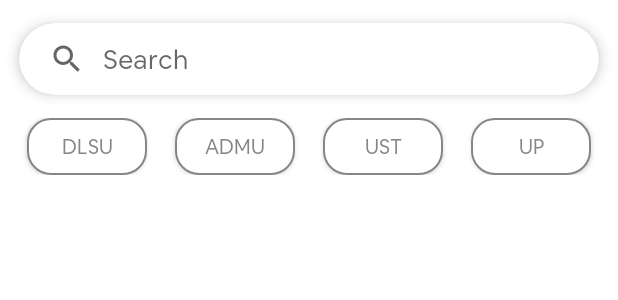
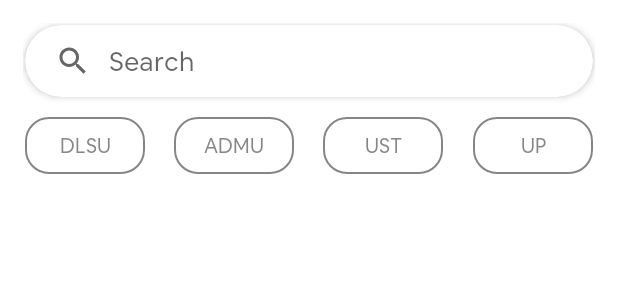
Before and after one commit to janc88/parent-condo-marketplace-app, an Android app: the layout fragment_explore.xml on its own in the app's theme, with its tools: preview values and no code run, on a phone screen of 412 x 824 dp. Shown: the top 300 px of the screen. Run offline under Robolectric (Android 15) with nearby library versions, the phone set to English and light mode, and no system bars.

Commit message:
make layout changes to explore fragment

```diff
--- a/app/src/main/res/layout/activity_listings.xml
+++ b/app/src/main/res/layout/activity_listings.xml
@@ -4,6 +4,7 @@
     xmlns:tools="http://schemas.android.com/tools"
     android:layout_width="match_parent"
     android:layout_height="match_parent"
+    android:layout_margin="15dp"
     tools:context=".ListingsActivity">
 
     <LinearLayout
@@ -18,11 +19,8 @@
             android:layout_width="match_parent"
             android:layout_height="wrap_content"
             android:orientation="horizontal"
-            android:layout_marginTop="10dp"
             android:layout_marginBottom="10dp"
-            android:gravity="center_vertical"
-            android:layout_marginLeft="23dp"
-            android:layout_marginRight="23dp">
+            android:gravity="center_vertical">
             <androidx.cardview.widget.CardView
                 android:id="@+id/btnBack"
                 android:layout_width="wrap_content"
--- a/app/src/main/res/layout/fragment_explore.xml
+++ b/app/src/main/res/layout/fragment_explore.xml
@@ -1,50 +1,43 @@
 <?xml version="1.0" encoding="utf-8"?>
-<androidx.constraintlayout.widget.ConstraintLayout xmlns:android="http://schemas.android.com/apk/res/android"
+<LinearLayout xmlns:android="http://schemas.android.com/apk/res/android"
     xmlns:app="http://schemas.android.com/apk/res-auto"
     xmlns:tools="http://schemas.android.com/tools"
     android:layout_width="match_parent"
     android:layout_height="match_parent"
+    android:layout_margin="15dp"
+    android:orientation="vertical"
     tools:context=".ExploreFragment">
 
 
     <com.google.android.material.card.MaterialCardView
         android:id="@+id/MaterialCardView"
-        android:layout_width="0dp"
+        android:layout_width="match_parent"
         android:layout_height="wrap_content"
         app:cardCornerRadius="25dp"
-        app:cardElevation="5dp"
-        app:cardUseCompatPadding="true"
-        app:layout_constraintStart_toStartOf="parent"
-        app:layout_constraintTop_toTopOf="parent"
-        app:layout_constraintEnd_toEndOf="parent">
+        app:cardElevation="3dp"
+        android:layout_margin="1dp"
+       >
 
         <androidx.appcompat.widget.SearchView
             android:id="@+id/svExplore"
             android:layout_width="match_parent"
             android:layout_height="wrap_content"
             app:iconifiedByDefault="false"
-            app:layout_constraintEnd_toEndOf="parent"
-            app:layout_constraintHorizontal_bias="0.494"
-            app:layout_constraintStart_toStartOf="parent"
-            app:layout_constraintTop_toTopOf="parent"
             app:queryBackground="@android:color/transparent"
             app:queryHint="Search" />
 
     </com.google.android.material.card.MaterialCardView>
 
 
-    <HorizontalScrollView
-        android:id="@+id/horizontalScrollView"
-        android:layout_width="wrap_content"
-        android:layout_height="wrap_content"
-        app:layout_constraintEnd_toEndOf="parent"
-        app:layout_constraintStart_toStartOf="parent"
-        app:layout_constraintTop_toBottomOf="@+id/MaterialCardView">
 
     <LinearLayout
-            android:layout_width="wrap_content"
+        android:layout_width="match_parent"
         android:layout_height="wrap_content"
         android:orientation="horizontal"
+        android:layout_marginTop="12dp"
+        android:layout_marginBottom="12dp"
+        android:layout_marginLeft="1dp"
+        android:layout_marginRight="1dp"
         >
 
         <ToggleButton
@@ -54,6 +47,7 @@
             android:background="@drawable/filter_button"
             android:textOff="DLSU"
             android:textOn="DLSU"
+            android:stateListAnimator="@null"
             android:textColor="@color/gray"
             android:textSize="13dp"
             android:checked="false"
@@ -63,8 +57,14 @@
             android:paddingBottom="10dp"
             android:paddingLeft="15dp"
             android:paddingRight="15dp"
-                android:layout_marginLeft="9dp"
-                android:layout_marginRight="9dp"/>
+        />
+
+        <Space
+            android:layout_width="0dp"
+            android:layout_height="1dp"
+            android:layout_weight="1" >
+        </Space>
+
 
         <ToggleButton
             android:id="@+id/btnADMU"
@@ -73,6 +73,7 @@
             android:background="@drawable/filter_button"
             android:textOff="ADMU"
             android:textOn="ADMU"
+            android:stateListAnimator="@null"
             android:textColor="@color/gray"
             android:textSize="13dp"
             android:checked="false"
@@ -82,8 +83,14 @@
             android:paddingBottom="10dp"
             android:paddingLeft="15dp"
             android:paddingRight="15dp"
-                android:layout_marginLeft="9dp"
-                android:layout_marginRight="9dp"/>
+        />
+
+        <Space
+            android:layout_width="0dp"
+            android:layout_height="1dp"
+            android:layout_weight="1" >
+        </Space>
+
 
         <ToggleButton
             android:id="@+id/btnUST"
@@ -92,6 +99,7 @@
             android:background="@drawable/filter_button"
             android:textOff="UST"
             android:textOn="UST"
+            android:stateListAnimator="@null"
             android:textColor="@color/gray"
             android:textSize="13dp"
             android:checked="false"
@@ -101,8 +109,14 @@
             android:paddingBottom="10dp"
             android:paddingLeft="15dp"
             android:paddingRight="15dp"
-                android:layout_marginLeft="9dp"
-                android:layout_marginRight="9dp"/>
+/>
+
+        <Space
+            android:layout_width="0dp"
+            android:layout_height="1dp"
+            android:layout_weight="1" >
+        </Space>
+
 
         <ToggleButton
             android:id="@+id/btnUP"
@@ -111,6 +125,7 @@
             android:background="@drawable/filter_button"
             android:textOff="UP"
             android:textOn="UP"
+            android:stateListAnimator="@null"
             android:textColor="@color/gray"
             android:textSize="13dp"
             android:checked="false"
@@ -120,20 +135,17 @@
             android:paddingBottom="10dp"
             android:paddingLeft="15dp"
             android:paddingRight="15dp"
-                android:layout_marginLeft="9dp"
-                android:layout_marginRight="9dp"/>
+         />
     </LinearLayout>
-    </HorizontalScrollView>
+
 
     <androidx.recyclerview.widget.RecyclerView
         android:id="@+id/rvSearchResults"
         android:layout_width="match_parent"
-        android:layout_height="0dp"
-        android:layout_marginTop="13dp"
-        app:layout_constraintBottom_toBottomOf="parent"
-        app:layout_constraintEnd_toEndOf="parent"
-        app:layout_constraintStart_toStartOf="parent"
-        app:layout_constraintTop_toBottomOf="@+id/horizontalScrollView">
+        android:layout_height="match_parent"
+        android:layout_marginLeft="1dp"
+        android:layout_marginRight="1dp"
+        >
 
     </androidx.recyclerview.widget.RecyclerView>
 
@@ -144,9 +156,7 @@
         android:gravity="center"
         android:text="No Data Found"
         android:visibility="gone"
-        app:layout_constraintEnd_toEndOf="parent"
-        app:layout_constraintStart_toStartOf="parent"
-        app:layout_constraintTop_toBottomOf="@id/horizontalScrollView"/>
+      />
 
 
-</androidx.constraintlayout.widget.ConstraintLayout>
+</LinearLayout>
--- a/app/src/main/res/layout/listing_card.xml
+++ b/app/src/main/res/layout/listing_card.xml
@@ -3,8 +3,6 @@
     xmlns:app="http://schemas.android.com/apk/res-auto"
     android:layout_width="match_parent"
     android:layout_height="wrap_content"
-    android:layout_marginLeft="23dp"
-    android:layout_marginRight="23dp"
     android:layout_marginBottom="20dp"
     app:cardElevation="0dp"
     >
--- a/app/src/main/res/layout/property_card.xml
+++ b/app/src/main/res/layout/property_card.xml
@@ -3,8 +3,6 @@
     xmlns:app="http://schemas.android.com/apk/res-auto"
     android:layout_width="match_parent"
     android:layout_height="wrap_content"
-    android:layout_marginLeft="23dp"
-    android:layout_marginRight="23dp"
     android:layout_marginBottom="20dp"
     app:cardElevation="0dp"
     >
```
Lines whose indentation alone changed are shown as unchanged.
